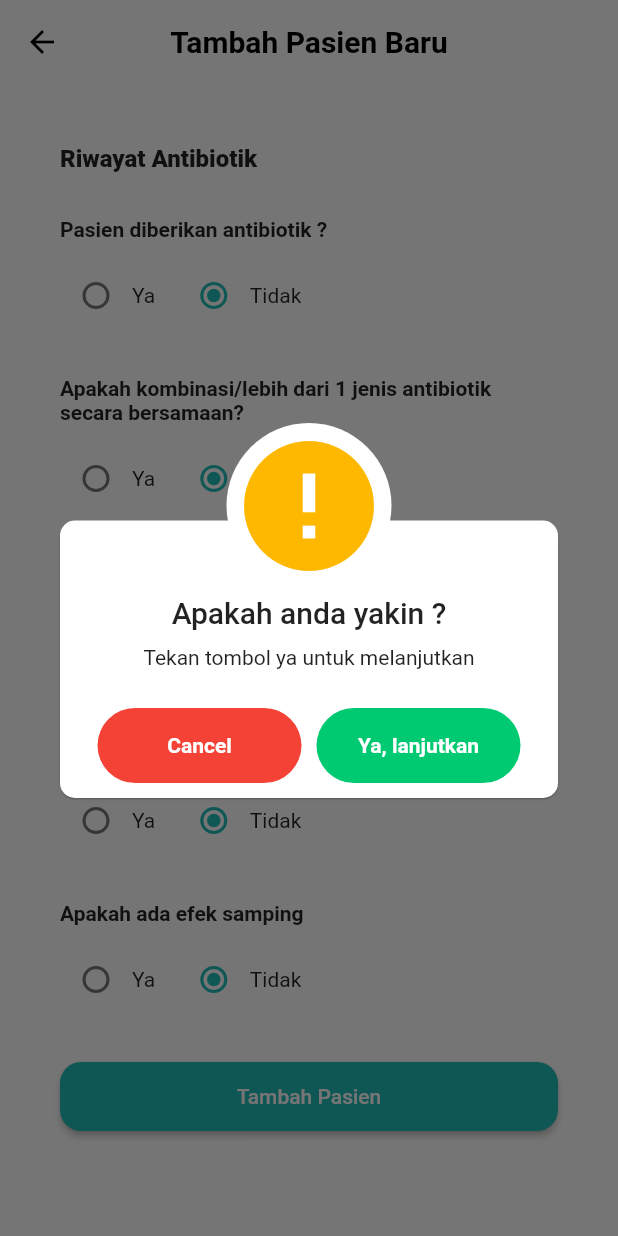
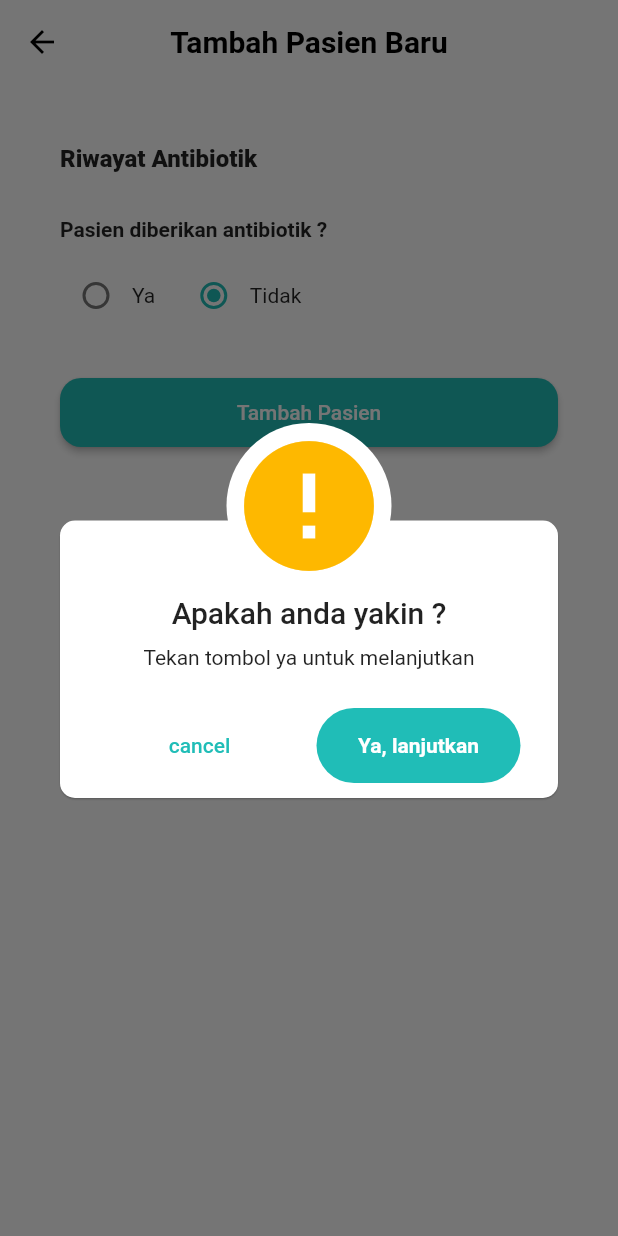
Before and after one commit to WayanPande/Integrated-Digital-Base-Antimicrobial-Surveillance-System, a Flutter app: the AddPatienAntibiotik screen opened directly, after a tap on "Tambah Pasien", on a phone screen of 412 x 824 dp. Run offline on Flutter 3.47's test engine with Material 2 defaults, Android fonts, the phone set to English and light mode, and no system bars; our stand-ins replace awesome_dialog, faker, multi_select_flutter.

Commit message:
fix form bug

```diff
--- a/lib/screens/add_patien_antibiotik_screen.dart
+++ b/lib/screens/add_patien_antibiotik_screen.dart
@@ -298,6 +298,11 @@ class _AddPatienAntibiotikState extends State<AddPatienAntibiotik> {
               const SizedBox(
                 height: 30,
               ),
+              Visibility(
+                visible: _diberikanAntibiotik,
+                child: Column(
+                  crossAxisAlignment: CrossAxisAlignment.start,
+                  children: [
                     const Text(
                       "Apakah kombinasi/lebih dari 1 jenis antibiotik secara bersamaan?",
                       style: TextStyle(
@@ -362,7 +367,7 @@ class _AddPatienAntibiotikState extends State<AddPatienAntibiotik> {
                               children: const [
                                 Center(
                                   child: Text(
-                              "List antibiotik",
+                                    "List kombinasi antibiotik",
                                     style: TextStyle(
                                       fontWeight: FontWeight.bold,
                                     ),
@@ -376,8 +381,13 @@ class _AddPatienAntibiotikState extends State<AddPatienAntibiotik> {
                           ),
                           MultiSelectChipDisplay(
                             items: _namaAntibiotik
-                          .map((data) => MultiSelectItem<Data>(data, data.name))
+                                .map((data) =>
+                                    MultiSelectItem<Data>(data, data.name))
                                 .toList(),
+                            chipColor: const Color(0xFF20BDB7).withOpacity(0.6),
+                            textStyle: const TextStyle(
+                              color: Colors.white,
+                            ),
                             onTap: (values) {
                               setState(() {
                                 _namaAntibiotik.remove(values);
@@ -621,6 +631,9 @@ class _AddPatienAntibiotikState extends State<AddPatienAntibiotik> {
                     const SizedBox(
                       height: 30,
                     ),
+                  ],
+                ),
+              ),
               Row(
                 children: [
                   Expanded(
@@ -634,6 +647,13 @@ class _AddPatienAntibiotikState extends State<AddPatienAntibiotik> {
                           title: 'Apakah anda yakin ?',
                           desc: 'Tekan tombol ya untuk melanjutkan',
                           btnOkText: "Ya, lanjutkan",
+                          btnCancel: TextButton(
+                            child: const Text("cancel"),
+                            onPressed: () {
+                              Navigator.of(context).pop();
+                            },
+                          ),
+                          btnOkColor: const Color(0xFF20BDB7),
                           btnCancelOnPress: () {},
                           btnOkOnPress: () {
                             AwesomeDialog(
@@ -643,7 +663,8 @@ class _AddPatienAntibiotikState extends State<AddPatienAntibiotik> {
                               animType: AnimType.bottomSlide,
                               title: 'Pasien berhasil ditambahkan !',
                               autoHide: const Duration(seconds: 3),
-                              onDismissCallback: (e){
+                              btnOkColor: const Color(0xFF20BDB7),
+                              onDismissCallback: (e) {
                                 Navigator.push(
                                   context,
                                   MaterialPageRoute(
```
Lines whose indentation alone changed are shown as unchanged.
